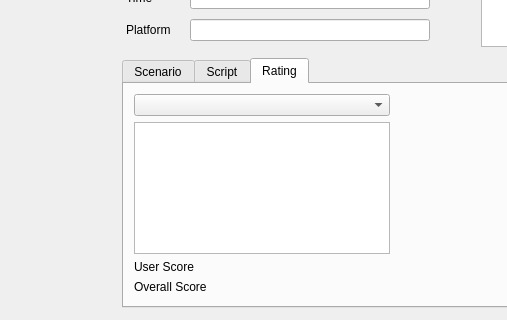
Old version of the form src/gui/mainwindow.ui in the repository windy32/algts; both pictures show x 0 to 507 and y 140 to 460 of the 870 by 460 pixel window.
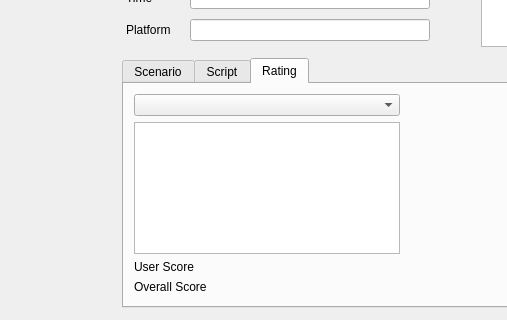
New version of the form. The open tabs and pages were chosen to show the change. Custom widgets are drawn as their Qt base class.

What changed in the file:
```diff
--- a/src/gui/mainwindow.ui
+++ b/src/gui/mainwindow.ui
@@ -2701,13 +2701,13 @@
                <widget class="QComboBox" name="cmbP53User">
                 <property name="minimumSize">
                  <size>
-                  <width>256</width>
+                  <width>266</width>
                   <height>0</height>
                  </size>
                 </property>
                 <property name="maximumSize">
                  <size>
-                  <width>256</width>
+                  <width>266</width>
                   <height>16777215</height>
                  </size>
                 </property>
@@ -2717,13 +2717,13 @@
                <widget class="QTableView" name="lstP53Tasks">
                 <property name="minimumSize">
                  <size>
-                  <width>256</width>
+                  <width>266</width>
                   <height>0</height>
                  </size>
                 </property>
                 <property name="maximumSize">
                  <size>
-                  <width>256</width>
+                  <width>266</width>
                   <height>16777215</height>
                  </size>
                 </property>
```
Left out of the diff: 4 changed lines with no effect on the pictures.
